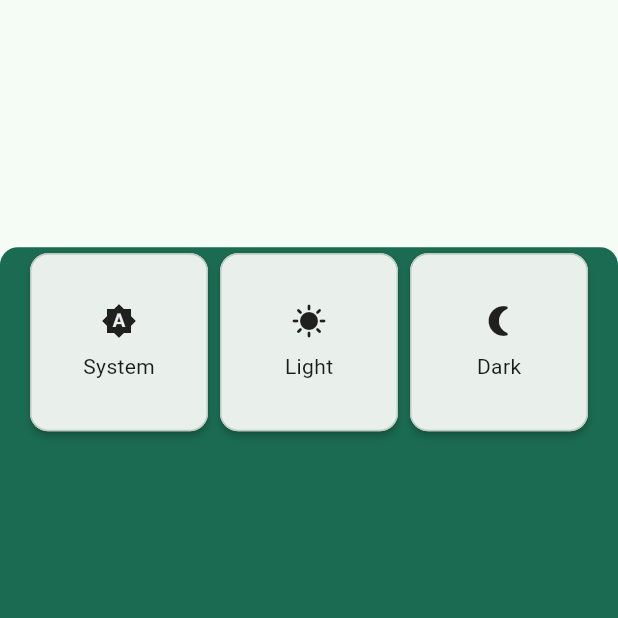
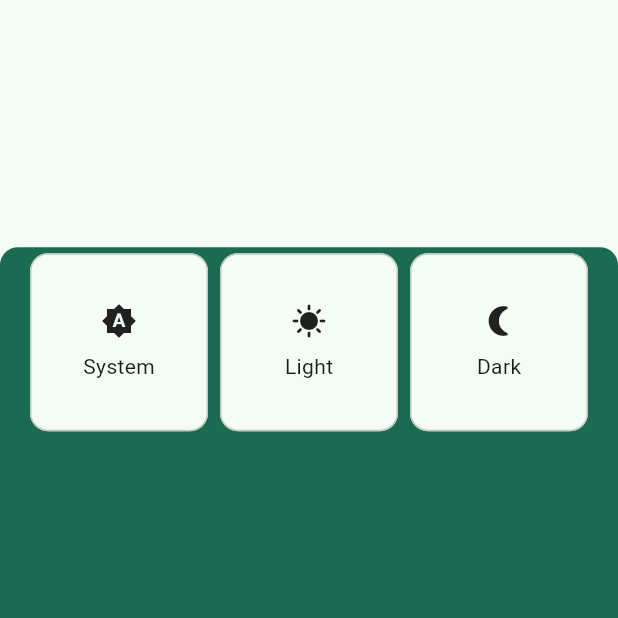
Before and after one commit to AnnaPS/swiftify, a Flutter app: the screen it shows after launch, after a tap on the "lightbulb outline" icon, on a phone screen of 412 x 824 dp, the part 618-1236 px from its top. Run offline on Flutter 3.47's test engine with Material 3 defaults, Android fonts, the phone set to English and light mode, and no system bars; our stand-ins replace bloc, equatable, flutter_bloc, go_router, hydrated_bloc; missing offline and left inert: api_client, swiftify_data_source; generated files the repository leaves out were written again; network calls fail.

Commit message:
feat: ui

```diff
--- a/lib/theme/app_theme.dart
+++ b/lib/theme/app_theme.dart
@@ -242,10 +242,9 @@ class AppTheme {
           selectedItemColor: colorScheme.primary,
           unselectedItemColor: colorScheme.onSurfaceVariant,
         ),
-        cardTheme: CardTheme(
-          color: colorScheme.surfaceContainer,
-          shadowColor: colorScheme.shadow,
-          elevation: colorScheme.brightness == Brightness.dark ? 4 : 2,
+        chipTheme: ChipThemeData(
+          backgroundColor: colorScheme.secondaryContainer,
+          brightness: colorScheme.brightness,
         ),
       );
 }
```
Also changed, not shown: lib/song/view/song_view.dart (+64 -21 lines).
